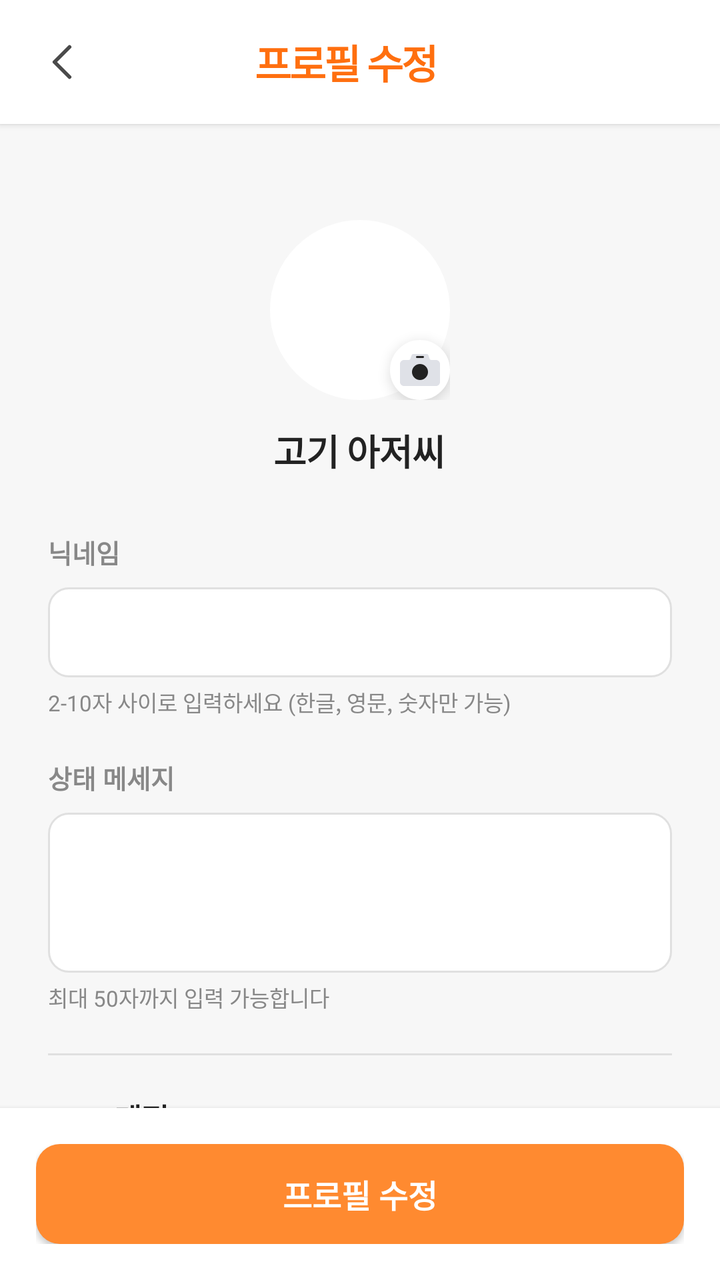
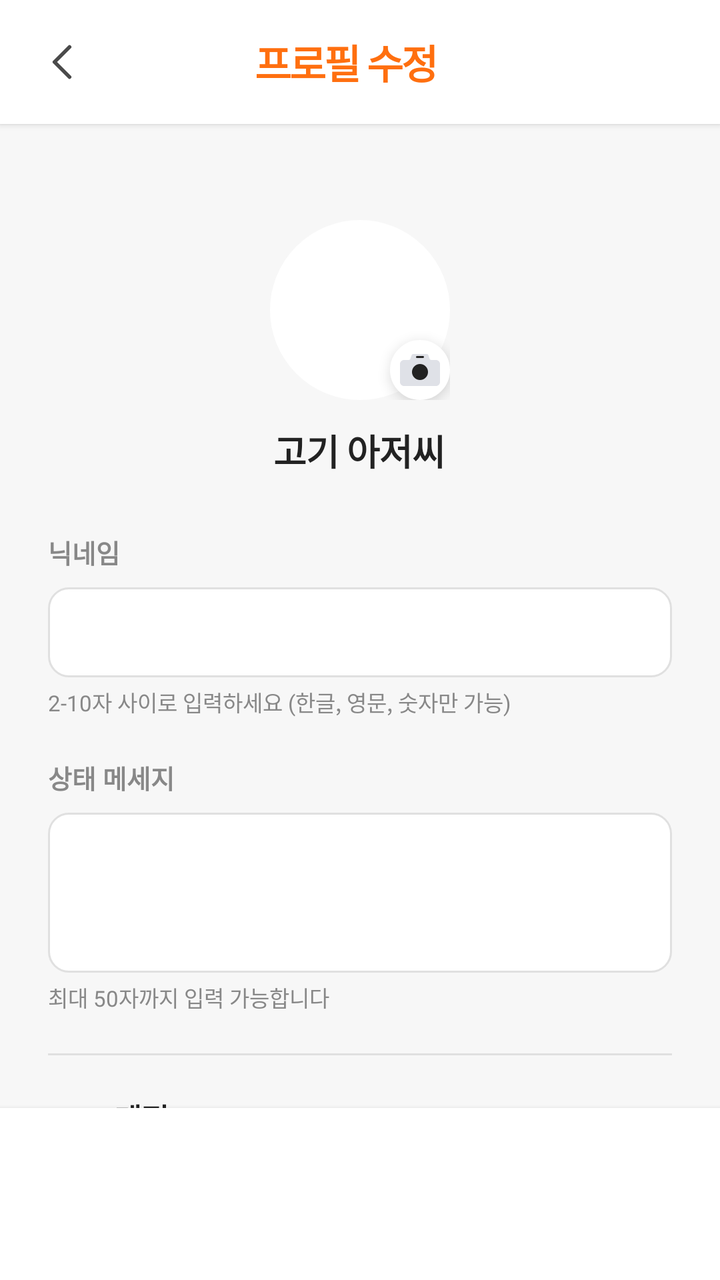

Two renders of the same Android screen: before a commit and after it. Below are the layout's source before the change and the commit's diff.
<!-- AndroidManifest.xml: application theme Theme.Honbabapp -->
<!-- res/layout/page_profile_profilesetting.xml -->
<?xml version="1.0" encoding="utf-8"?>
<LinearLayout xmlns:android="http://schemas.android.com/apk/res/android"
    xmlns:app="http://schemas.android.com/apk/res-auto"
    android:layout_width="match_parent"
    android:layout_height="match_parent"
    android:orientation="vertical"
    android:background="@color/bg_200">

    
    <LinearLayout
        android:layout_width="match_parent"
        android:layout_height="wrap_content"
        android:orientation="horizontal"
        android:gravity="center_vertical"
        android:padding="16dp"
        android:background="@color/bg_100"
        android:elevation="2dp">

        
        <ImageButton
            android:id="@+id/btn_back"
            android:layout_width="30dp"
            android:layout_height="30dp"
            android:src="@drawable/ic_arrow_back"
            android:scaleType="centerCrop"
            android:background="@color/white"
            android:layout_marginEnd="12dp" />

        
        <TextView
            android:layout_width="0dp"
            android:layout_height="wrap_content"
            android:layout_weight="1"
            android:text="프로필 수정"
            android:textColor="@color/primary_200"
            android:textSize="20sp"
            android:textStyle="bold"
            android:gravity="center"
            android:letterSpacing="-0.05"
            android:layout_marginEnd="56dp" />

    </LinearLayout>

    <ScrollView
        android:layout_width="match_parent"
        android:layout_height="0dp"
        android:layout_weight="1"
        android:fillViewport="true"
        android:scrollbars="none">

        <LinearLayout
            android:layout_width="match_parent"
            android:layout_height="wrap_content"
            android:orientation="vertical"
            android:padding="24dp">

            
            <LinearLayout
                android:layout_width="match_parent"
                android:layout_height="wrap_content"
                android:orientation="vertical"
                android:padding="24dp"
                android:gravity="center">

                
                <FrameLayout
                    android:layout_width="wrap_content"
                    android:layout_height="wrap_content"
                    android:layout_marginBottom="12dp">

                    <ImageView
                        android:id="@+id/iv_profile_avatar"
                        android:layout_width="90dp"
                        android:layout_height="90dp"
                        android:padding="3dp"
                        android:background="@drawable/profile_avatar_background" />

                    
                    <ImageButton
                        android:id="@+id/btn_change_avatar"
                        android:layout_width="30dp"
                        android:layout_height="30dp"
                        android:src="@drawable/ic_camera"
                        android:background="@drawable/camera_button_background"
                        android:layout_gravity="bottom|end"
                        android:elevation="4dp" />

                </FrameLayout>

                
                <TextView
                    android:id="@+id/tv_current_nickname"
                    android:layout_width="wrap_content"
                    android:layout_height="wrap_content"
                    android:text="고기 아저씨"
                    android:textColor="@color/text_100"
                    android:textSize="18sp"
                    android:textStyle="bold"
                    android:layout_marginBottom="4dp"
                    android:letterSpacing="-0.02" />

            </LinearLayout>

            
            <LinearLayout
                android:layout_width="match_parent"
                android:layout_height="wrap_content"
                android:orientation="vertical"
                android:layout_marginBottom="20dp">

                <TextView
                    android:layout_width="wrap_content"
                    android:layout_height="wrap_content"
                    android:text="닉네임"
                    android:textColor="@color/text_200"
                    android:textSize="13sp"
                    android:textStyle="bold"
                    android:layout_marginBottom="8dp" />

                
                <EditText
                    android:id="@+id/et_nickname"
                    android:layout_width="match_parent"
                    android:layout_height="45dp"
                    android:textColor="@color/text_100"
                    android:textSize="15sp"
                    android:background="@drawable/edittext_background"
                    android:paddingHorizontal="16dp"
                    android:maxLength="10"
                    android:inputType="text" />

                
                <TextView
                    android:id="@+id/tv_nickname_check_result"
                    android:layout_width="wrap_content"
                    android:layout_height="wrap_content"
                    android:textSize="11sp"
                    android:layout_marginTop="4dp"
                    android:visibility="gone" />

                <TextView
                    android:layout_width="match_parent"
                    android:layout_height="wrap_content"
                    android:text="2-10자 사이로 입력하세요 (한글, 영문, 숫자만 가능)"
                    android:textColor="@color/text_200"
                    android:textSize="11sp"
                    android:layout_marginTop="4dp" />

            </LinearLayout>

            
            <LinearLayout
                android:layout_width="match_parent"
                android:layout_height="wrap_content"
                android:orientation="vertical"
                android:layout_marginBottom="20dp">

                <TextView
                    android:layout_width="wrap_content"
                    android:layout_height="wrap_content"
                    android:text="상태 메세지"
                    android:textColor="@color/text_200"
                    android:textSize="13sp"
                    android:textStyle="bold"
                    android:layout_marginBottom="8dp" />

                <EditText
                    android:id="@+id/et_status_message"
                    android:layout_width="match_parent"
                    android:layout_height="80dp"
                    android:textColor="@color/text_100"
                    android:textSize="15sp"
                    android:background="@drawable/edittext_background"
                    android:paddingHorizontal="16dp"
                    android:paddingVertical="12dp"
                    android:gravity="top"
                    android:maxLength="50"
                    android:inputType="textMultiLine" />

                <TextView
                    android:layout_width="match_parent"
                    android:layout_height="wrap_content"
                    android:text="최대 50자까지 입력 가능합니다"
                    android:textColor="@color/text_200"
                    android:textSize="11sp"
                    android:layout_marginTop="4dp" />

            </LinearLayout>

            
            <View
                android:layout_width="match_parent"
                android:layout_height="1dp"
                android:background="@color/border_100"
                android:layout_marginBottom="20dp" />

            <LinearLayout
                android:layout_width="match_parent"
                android:layout_height="wrap_content"
                android:orientation="horizontal"
                android:gravity="center_vertical"
                android:layout_marginBottom="6dp">

                <TextView
                    android:layout_width="0dp"
                    android:layout_height="wrap_content"
                    android:layout_weight="1"
                    android:text="SNS 계정"
                    android:textColor="@color/text_100"
                    android:textSize="15sp"
                    android:textStyle="bold" />

                <TextView
                    android:layout_width="wrap_content"
                    android:layout_height="wrap_content"
                    android:text="체험단 신청 시 사용"
                    android:textColor="@color/primary_100"
                    android:textSize="11sp" />

            </LinearLayout>

            <TextView
                android:layout_width="match_parent"
                android:layout_height="wrap_content"
                android:text="체험단 신청 시 호스트에게 공개됩니다. 입력하지 않으면 체험단 신청이 불가합니다."
                android:textColor="@color/text_200"
                android:textSize="12sp"
                android:lineSpacingMultiplier="1.4"
                android:layout_marginBottom="16dp" />

            
            <LinearLayout
                android:layout_width="match_parent"
                android:layout_height="wrap_content"
                android:orientation="vertical"
                android:layout_marginBottom="14dp">

                <LinearLayout
                    android:layout_width="match_parent"
                    android:layout_height="wrap_content"
                    android:orientation="horizontal"
                    android:gravity="center_vertical"
                    android:layout_marginBottom="8dp">

                    <TextView
                        android:layout_width="0dp"
                        android:layout_height="wrap_content"
                        android:layout_weight="1"
                        android:text="인스타그램 ID"
                        android:textColor="@color/text_200"
                        android:textSize="13sp"
                        android:textStyle="bold" />

                    <TextView
                        android:id="@+id/tv_instagram_visit"
                        android:layout_width="wrap_content"
                        android:layout_height="wrap_content"
                        android:padding="4dp"
                        android:text="이동하기 &gt;"
                        android:textColor="@color/primary_200"
                        android:textSize="12sp"
                        android:textStyle="bold"
                        android:clickable="true"
                        android:focusable="true"
                        android:background="?android:attr/selectableItemBackground" />

                </LinearLayout>

                <LinearLayout
                    android:layout_width="match_parent"
                    android:layout_height="45dp"
                    android:orientation="horizontal"
                    android:gravity="center_vertical"
                    android:background="@drawable/edittext_background"
                    android:paddingHorizontal="16dp">

                    <TextView
                        android:layout_width="wrap_content"
                        android:layout_height="wrap_content"
                        android:text="@"
                        android:textColor="@color/text_200"
                        android:textSize="15sp"
                        android:layout_marginEnd="4dp" />

                    <EditText
                        android:id="@+id/et_instagram_id"
                        android:layout_width="0dp"
                        android:layout_height="match_parent"
                        android:layout_weight="1"
                        android:hint="인스타그램 아이디"
                        android:textColorHint="@color/text_200"
                        android:textColor="@color/text_100"
                        android:textSize="15sp"
                        android:background="@null"
                        android:maxLength="50"
                        android:inputType="text"
                        android:imeOptions="actionNext" />

                </LinearLayout>

                <TextView
                    android:layout_width="match_parent"
                    android:layout_height="wrap_content"
                    android:text=" '@' 없이 아이디만 입력하세요"
                    android:textColor="@color/text_200"
                    android:textSize="11sp"
                    android:layout_marginTop="4dp" />

            </LinearLayout>

            
            <LinearLayout
                android:layout_width="match_parent"
                android:layout_height="wrap_content"
                android:orientation="vertical"
                android:layout_marginBottom="14dp">

                <LinearLayout
                    android:layout_width="match_parent"
                    android:layout_height="wrap_content"
                    android:orientation="horizontal"
                    android:gravity="center_vertical"
                    android:layout_marginBottom="8dp">

                    <TextView
                        android:layout_width="0dp"
                        android:layout_height="wrap_content"
                        android:layout_weight="1"
                        android:text="블로그 ID"
                        android:textColor="@color/text_200"
                        android:textSize="13sp"
                        android:textStyle="bold" />

                    <TextView
                        android:id="@+id/tv_blog_visit"
                        android:layout_width="wrap_content"
                        android:layout_height="wrap_content"
                        android:padding="4dp"
                        android:text="이동하기 &gt;"
                        android:textColor="@color/primary_200"
                        android:textSize="12sp"
                        android:textStyle="bold"
                        android:clickable="true"
                        android:focusable="true"
                        android:background="?android:attr/selectableItemBackground" />

                </LinearLayout>

                <EditText
                    android:id="@+id/et_blog_id"
                    android:layout_width="match_parent"
                    android:layout_height="45dp"
                    android:hint="네이버 블로그 ID"
                    android:textColorHint="@color/text_200"
                    android:textColor="@color/text_100"
                    android:textSize="15sp"
                    android:background="@drawable/edittext_background"
                    android:paddingHorizontal="16dp"
                    android:maxLength="50"
                    android:inputType="text"
                    android:imeOptions="actionNext" />

                <TextView
                    android:layout_width="match_parent"
                    android:layout_height="wrap_content"
                    android:text="네이버 블로그 URL에서 아이디 부분만 입력하세요"
                    android:textColor="@color/text_200"
                    android:textSize="11sp"
                    android:layout_marginTop="4dp" />

            </LinearLayout>

            
            <LinearLayout
                android:layout_width="match_parent"
                android:layout_height="wrap_content"
                android:orientation="vertical"
                android:layout_marginBottom="32dp">

                <LinearLayout
                    android:layout_width="match_parent"
                    android:layout_height="wrap_content"
                    android:orientation="horizontal"
                    android:gravity="center_vertical"
                    android:layout_marginBottom="8dp">

                    <TextView
                        android:layout_width="0dp"
                        android:layout_height="wrap_content"
                        android:layout_weight="1"
                        android:text="유튜브 ID"
                        android:textColor="@color/text_200"
                        android:textSize="13sp"
                        android:textStyle="bold" />

                    <TextView
                        android:id="@+id/tv_youtube_visit"
                        android:layout_width="wrap_content"
                        android:layout_height="wrap_content"
                        android:padding="4dp"
                        android:text="이동하기 &gt;"
                        android:textColor="@color/primary_200"
                        android:textSize="12sp"
                        android:textStyle="bold"
                        android:clickable="true"
                        android:focusable="true"
                        android:background="?android:attr/selectableItemBackground" />

                </LinearLayout>

                <LinearLayout
                    android:layout_width="match_parent"
                    android:layout_height="45dp"
                    android:orientation="horizontal"
                    android:gravity="center_vertical"
                    android:background="@drawable/edittext_background"
                    android:paddingHorizontal="16dp">

                    <TextView
                        android:layout_width="wrap_content"
                        android:layout_height="wrap_content"
                        android:text="@"
                        android:textColor="@color/text_200"
                        android:textSize="15sp"
                        android:layout_marginEnd="4dp" />

                    <EditText
                        android:id="@+id/et_youtube_id"
                        android:layout_width="0dp"
                        android:layout_height="match_parent"
                        android:layout_weight="1"
                        android:hint="유튜브 채널 아이디"
                        android:textColorHint="@color/text_200"
                        android:textColor="@color/text_100"
                        android:textSize="15sp"
                        android:background="@null"
                        android:maxLength="50"
                        android:inputType="text"
                        android:imeOptions="actionDone" />

                </LinearLayout>

                <TextView
                    android:layout_width="match_parent"
                    android:layout_height="wrap_content"
                    android:text=" '@' 없이 채널 아이디만 입력하세요 (선택 사항, 체험단 신청 필수 아님)"
                    android:textColor="@color/text_200"
                    android:textSize="11sp"
                    android:layout_marginTop="4dp" />

            </LinearLayout>
            

        </LinearLayout>

    </ScrollView>

    
    <LinearLayout
        android:layout_width="match_parent"
        android:layout_height="wrap_content"
        android:background="@color/bg_100"
        android:padding="18dp"
        android:elevation="4dp">

        <Button
            android:id="@+id/btn_edit_profile"
            android:layout_width="match_parent"
            android:layout_height="50dp"
            android:text="프로필 수정"
            android:textColor="@color/white"
            android:textSize="16sp"
            android:textStyle="bold"
            android:background="@drawable/button_primary_background"
            android:elevation="2dp" />

    </LinearLayout>

</LinearLayout>
<!-- resources referenced by this layout -->
<resources>
  <color name="bg_100">#FFFFFF</color>
  <color name="bg_200">#F7F7F7</color>
  <color name="border_100">#E0E0E0</color>
  <color name="primary_100">#FF8A30</color>
  <color name="primary_200">#FF6F0F</color>
  <color name="text_100">#222222</color>
  <color name="text_200">#888888</color>
  <color name="white">#FFFFFFFF</color>
  <!-- drawable button_primary_background (drawable) -->
  <?xml version="1.0" encoding="utf-8"?>
  <shape xmlns:android="http://schemas.android.com/apk/res/android">
      <solid android:color="@color/primary_100" />
      <corners android:radius="12dp" />
  </shape>
  <!-- drawable camera_button_background (drawable) -->
  <?xml version="1.0" encoding="utf-8"?>
  <selector xmlns:android="http://schemas.android.com/apk/res/android">
  
      
      <item android:state_pressed="true">
          <shape android:shape="oval">
              <solid android:color="@color/white" />
              <stroke
                  android:width="2dp"
                  android:color="@color/white" />
          </shape>
      </item>
  
      
      <item>
          <shape android:shape="oval">
              <solid android:color="@color/white" />
              <stroke
                  android:width="2dp"
                  android:color="@color/white" />
          </shape>
      </item>
  
  </selector>
  <!-- drawable edittext_background (drawable) -->
  <?xml version="1.0" encoding="utf-8"?>
  <selector xmlns:android="http://schemas.android.com/apk/res/android">
  
  
      <item android:state_focused="true">
          <shape android:shape="rectangle">
              <solid android:color="@color/bg_100"/>
              <corners android:radius="10dp"/>
              <stroke
                  android:width="2dp"
                  android:color="@color/primary_100"/>
          </shape>
      </item>
  
  
      <item>
          <shape android:shape="rectangle">
              <solid android:color="@color/bg_100"/>
              <corners android:radius="10dp"/>
              <stroke
                  android:width="1dp"
                  android:color="@color/border_100"/>
          </shape>
      </item>
  
  </selector>
  <!-- drawable ic_arrow_back (drawable) -->
  <vector xmlns:android="http://schemas.android.com/apk/res/android"
      android:width="24dp"
      android:height="24dp"
      android:viewportWidth="24"
      android:viewportHeight="24">
  
    <path
        android:pathData="M15,18L9,12L15,6"
        android:strokeColor="#4A4A4A"
        android:strokeWidth="1.5"
        android:strokeLineCap="round"
        android:strokeLineJoin="round"
        android:fillColor="@android:color/transparent"/>
  </vector>
  <!-- drawable profile_avatar_background (drawable) -->
  <?xml version="1.0" encoding="utf-8"?>
  <shape xmlns:android="http://schemas.android.com/apk/res/android"
      android:shape="oval">
  
      <solid android:color="@color/white"/>
      <stroke
          android:width="4dp"
          android:color="@color/white"/>
  
  </shape>
  <style name="Theme.Honbabapp" parent="Base.Theme.Honbabapp">
          <item name="android:windowIsTranslucent">true</item>
      </style>
  <color name="accent_100">#00C7AE</color>
  <color name="accent_200">#2B2B2B</color>
  <!-- unchanged entries left out for length: 2 -->
</resources>

<!-- the commit's change to res/layout/page_profile_profilesetting.xml (unified diff, before → after) -->
@@ -465,13 +465,11 @@
 
         <Button
             android:id="@+id/btn_edit_profile"
+            style="@style/Widget.Honbab.Button.Primary"
             android:layout_width="match_parent"
             android:layout_height="50dp"
             android:text="프로필 수정"
-            android:textColor="@color/white"
             android:textSize="16sp"
-            android:textStyle="bold"
-            android:background="@drawable/button_primary_background"
             android:elevation="2dp" />
 
     </LinearLayout>
<!-- resource entries referenced after the edit -->
@@ -8,12 +8,6 @@
   <color name="text_100">#222222</color>
   <color name="text_200">#888888</color>
   <color name="white">#FFFFFFFF</color>
-  <!-- drawable button_primary_background (drawable) -->
-  <?xml version="1.0" encoding="utf-8"?>
-  <shape xmlns:android="http://schemas.android.com/apk/res/android">
-      <solid android:color="@color/primary_100" />
-      <corners android:radius="12dp" />
-  </shape>
   <!-- drawable camera_button_background (drawable) -->
   <?xml version="1.0" encoding="utf-8"?>
   <selector xmlns:android="http://schemas.android.com/apk/res/android">
@@ -92,8 +86,22 @@
           android:color="@color/white"/>
   
   </shape>
+  <style name="Widget.Honbab.Button.Primary" parent="Widget.Honbab.Button">
+          <item name="android:textColor">@color/white</item>
+          <item name="backgroundTint">@color/primary_button_bg</item>
+      </style>
   <style name="Theme.Honbabapp" parent="Base.Theme.Honbabapp">
           <item name="android:windowIsTranslucent">true</item>
+      </style>
+  <style name="Widget.Honbab.Button" parent="Widget.Material3.Button">
+          <item name="android:layout_height">50dp</item>
+          <item name="android:textSize">16sp</item>
+          <item name="android:textStyle">bold</item>
+          <item name="android:letterSpacing">-0.02</item>
+          <item name="cornerRadius">12dp</item>
+          <item name="elevation">0dp</item>
+          <item name="android:insetTop">0dp</item>
+          <item name="android:insetBottom">0dp</item>
       </style>
   <color name="accent_100">#00C7AE</color>
   <color name="accent_200">#2B2B2B</color>
